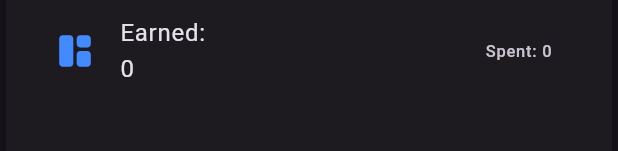
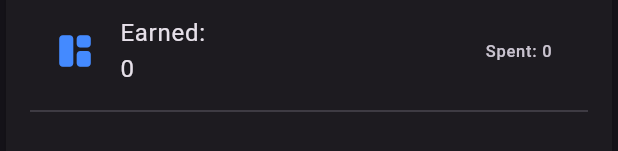
Before and after one commit to enzosv/idlefit-flutter, a Flutter app: the GameStatsCard widget shown alone on an empty page, opened directly, on a phone screen of 412 x 824 dp. Shown: the part 291-442 px from the top of the screen. Run offline on Flutter 3.47's test engine with Material 3 defaults, Android fonts, the phone set to English and light mode, and no system bars; our stand-ins replace flutter_local_notifications, flutter_riverpod, google_mobile_ads, objectbox, shared_preferences, timezone; missing offline and left inert: flame, health; accounts and stored records are empty; generated files the repository leaves out were written again; network calls fail.

Commit message:
show more stats

```diff
--- a/lib/screens/stats_screen.dart
+++ b/lib/screens/stats_screen.dart
@@ -27,11 +27,9 @@ class StatsScreen extends StatelessWidget {
             child: ListView(
               padding: const EdgeInsets.all(16),
               children: [
-                // Game stats card
+                const HealthStatsCard(),
+                spacer,
                 const GameStatsCard(),
-                spacer,
-                // Health data card
-                HealthStatsCard(),
                 spacer,
                 // Daily quests
                 const QuestList(questType: QuestType.daily),
--- a/lib/widgets/game_stats_card.dart
+++ b/lib/widgets/game_stats_card.dart
@@ -1,6 +1,8 @@
 import 'package:flutter/material.dart';
 import 'package:flutter_riverpod/flutter_riverpod.dart';
 import 'package:idlefit/models/currency.dart';
+import 'package:idlefit/models/quest_repo.dart';
+import 'package:idlefit/models/quest_stats.dart';
 import 'package:idlefit/providers/currency_provider.dart';
 import '../helpers/util.dart';
 
@@ -9,6 +11,7 @@ class GameStatsCard extends ConsumerWidget {
 
   @override
   Widget build(BuildContext context, WidgetRef ref) {
+    final questStatsRepo = ref.watch(questStatsRepositoryProvider);
     return Card(
       child: Padding(
         padding: const EdgeInsets.all(16),
@@ -23,9 +26,65 @@ class GameStatsCard extends ConsumerWidget {
             _CurrencyListTile(currency: ref.watch(coinProvider)),
             _CurrencyListTile(currency: ref.watch(energyProvider)),
             _CurrencyListTile(currency: ref.watch(spaceProvider)),
+            const Divider(),
+            _StateListTile(
+              action: QuestAction.purchase,
+              unit: QuestUnit.generator,
+              repo: questStatsRepo,
+            ),
+            _StateListTile(
+              action: QuestAction.upgrade,
+              unit: QuestUnit.generator,
+              repo: questStatsRepo,
+            ),
+            _StateListTile(
+              action: QuestAction.upgrade,
+              unit: QuestUnit.shopItem,
+              repo: questStatsRepo,
+            ),
           ],
         ),
       ),
+    );
+  }
+}
+
+class _StateListTile extends StatelessWidget {
+  const _StateListTile({
+    required this.action,
+    required this.unit,
+    required this.repo,
+  });
+
+  final QuestAction action;
+  final QuestUnit unit;
+  final QuestStatsRepository repo;
+
+  @override
+  Widget build(BuildContext context) {
+    return FutureBuilder<(double, double)>(
+      future: Future.wait([
+        repo.getProgress(action, unit, todayTimestamp),
+        repo.getTotalProgress(action, unit),
+      ]).then((values) => (values[0], values[1])),
+      builder: (context, AsyncSnapshot<(double, double)> snapshot) {
+        if (!snapshot.hasData) {
+          return const SizedBox.shrink();
+        }
+
+        final (progress, total) = snapshot.data!;
+        if (total < 1) {
+          return const SizedBox.shrink();
+        }
+
+        return ListTile(
+          title: Text(
+            "${unit.name.capitalize()}s ${action.name.capitalize()}d",
+          ),
+          subtitle: Text("Today: ${progress.floor()}"),
+          trailing: Text("Total: ${total.floor()}"),
+        );
+      },
     );
   }
 }
--- a/lib/widgets/health_stats_card.dart
+++ b/lib/widgets/health_stats_card.dart
@@ -112,7 +112,7 @@ class HealthStatsCard extends ConsumerWidget {
                   crossAxisAlignment: CrossAxisAlignment.start,
                   children: [
                     Text(
-                      'Health Activity',
+                      'Health Stats',
                       style: Theme.of(context).textTheme.headlineSmall,
                     ),
                     healthStats.when(
```
